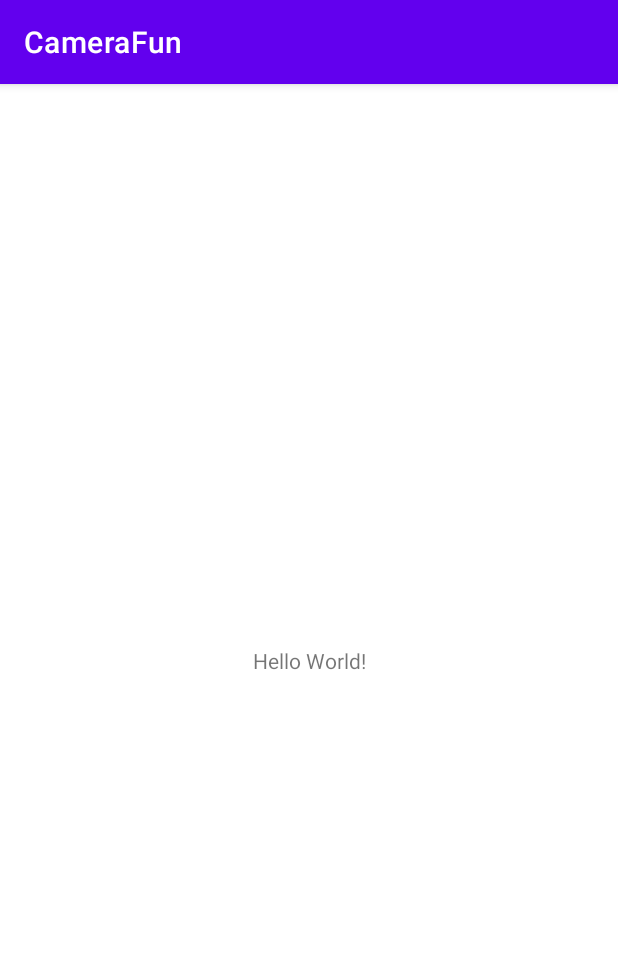
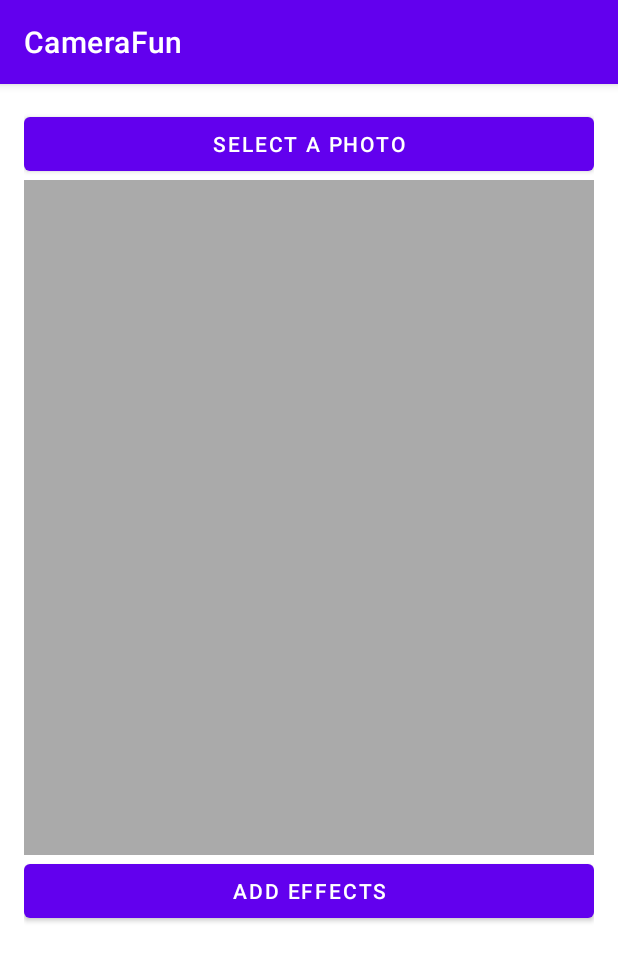
Before and after one commit to letiya/CameraFun, an Android app: the screen it shows after launch (MainActivity), on a phone screen of 412 x 824 dp. Shown: the top 961 px of the screen. Run offline under Robolectric (Android 15) with nearby library versions, the phone set to English and light mode, and no system bars.

Commit message:
Create a button to load image from Gallery to an ImageView

```diff
--- a/app/src/main/AndroidManifest.xml
+++ b/app/src/main/AndroidManifest.xml
@@ -1,7 +1,8 @@
 <?xml version="1.0" encoding="utf-8"?>
 <manifest xmlns:android="http://schemas.android.com/apk/res/android"
     package="com.bignerdranch.android.camerafun">
-
+    <uses-permission
+        android:name="android.permission.READ_EXTERNAL_STORAGE" />
     <application
         android:allowBackup="true"
         android:icon="@mipmap/ic_launcher"
--- a/app/src/main/res/layout/activity_main.xml
+++ b/app/src/main/res/layout/activity_main.xml
@@ -1,18 +1,34 @@
 <?xml version="1.0" encoding="utf-8"?>
-<androidx.constraintlayout.widget.ConstraintLayout xmlns:android="http://schemas.android.com/apk/res/android"
+<LinearLayout
+    xmlns:android="http://schemas.android.com/apk/res/android"
     xmlns:app="http://schemas.android.com/apk/res-auto"
     xmlns:tools="http://schemas.android.com/tools"
     android:layout_width="match_parent"
     android:layout_height="match_parent"
+    android:orientation="vertical"
+    android:layout_marginLeft="16dp"
+    android:layout_marginRight="16dp"
+    android:layout_marginTop="16dp"
     tools:context=".MainActivity">
 
-    <TextView
-        android:layout_width="wrap_content"
+    <Button
+        android:id="@+id/photo_select_btn"
+        android:layout_width="match_parent"
         android:layout_height="wrap_content"
-        android:text="Hello World!"
-        app:layout_constraintBottom_toBottomOf="parent"
-        app:layout_constraintLeft_toLeftOf="parent"
-        app:layout_constraintRight_toRightOf="parent"
-        app:layout_constraintTop_toTopOf="parent" />
+        android:text="@string/photo_select_text" />
 
-</androidx.constraintlayout.widget.ConstraintLayout>
+    <ImageView
+        android:id="@+id/photo_view"
+        android:layout_width="match_parent"
+        android:layout_height="450dp"
+        android:scaleType="centerInside"
+        android:cropToPadding="true"
+        android:background="@android:color/darker_gray" />
+
+    <Button
+        android:id="@+id/effects_btn"
+        android:layout_width="match_parent"
+        android:layout_height="wrap_content"
+        android:text="@string/add_effects_text" />
+
+</LinearLayout>
--- a/app/src/main/res/values/strings.xml
+++ b/app/src/main/res/values/strings.xml
@@ -1,3 +1,6 @@
 <resources>
     <string name="app_name">CameraFun</string>
+    <string name="photo_select_text">Select a photo</string>
+    <string name="add_effects_text">Add effects</string>
+    <string name="permission_warning">CameraFun didn\'t have the permissions needed to use this feature. Please grant CameraFun access in your device\'s settings.</string>
 </resources>
```
Also changed, not shown: app/src/main/java/com/bignerdranch/android/camerafun/MainActivity.java (+100 -0 lines).
